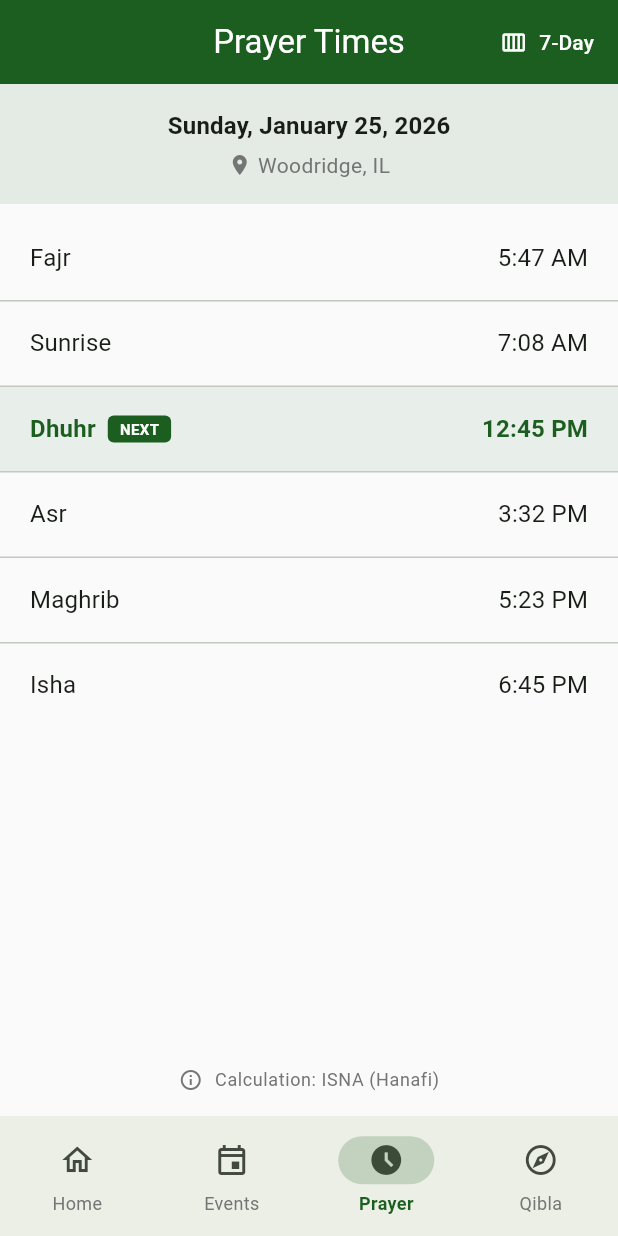
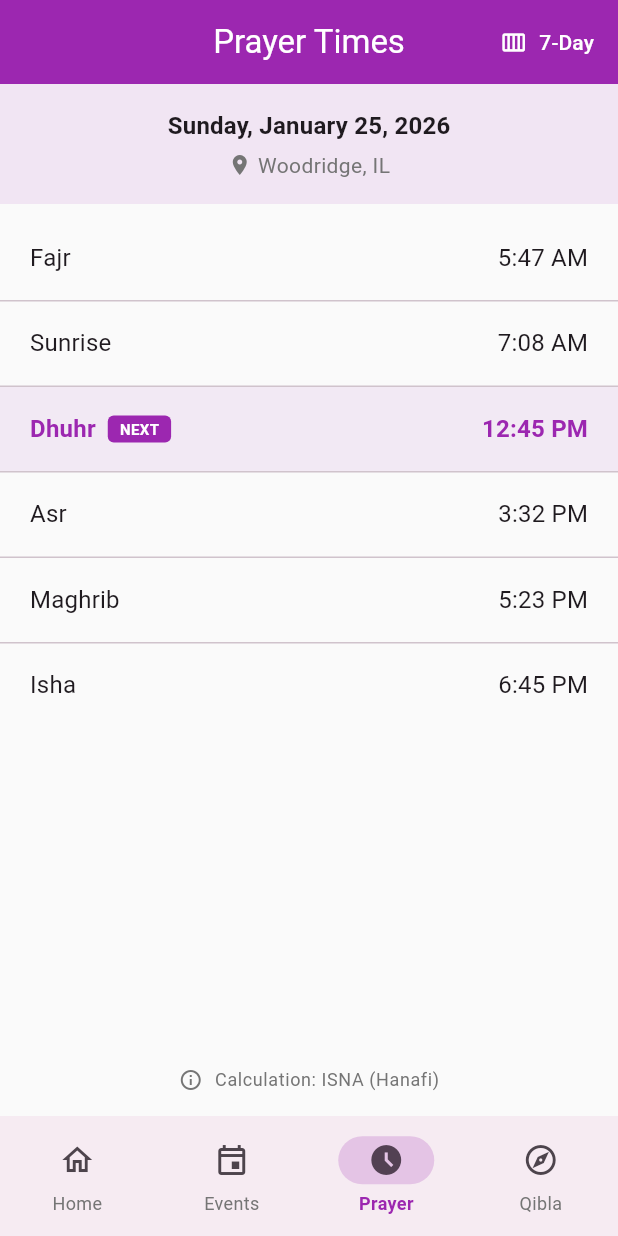
Before and after one commit to jumahamdan/qiam-institute-app, a Flutter app: the screen it shows after launch, item 3 of the bottom bar chosen, on a phone screen of 412 x 824 dp. Run offline on Flutter 3.47's test engine with Material 3 defaults, Android fonts, the phone set to English and light mode, and no system bars.

Commit message:
Add CI/CD pipeline and brand assets
- Add GitHub Actions workflow for build and Firebase App Distribution
- Configure Firebase/Google services in Android Gradle files
- Update theme to official Qiam brand colors (purple/navy)
- Add logo images (vertical, horizontal, white versions)

CI automatically builds on push and deploys to Firebase App Distribution

Co-Authored-By: Claude Opus 4.5 <noreply@anthropic.com>

```diff
--- a/lib/config/theme.dart
+++ b/lib/config/theme.dart
@@ -1,9 +1,10 @@
 import 'package:flutter/material.dart';
 
 class AppTheme {
-  // Qiam Institute brand colors (placeholder - update when brand assets received)
-  static const Color primaryColor = Color(0xFF1B5E20); // Deep green (Islamic)
-  static const Color secondaryColor = Color(0xFFD4AF37); // Gold accent
+  // Qiam Institute brand colors (from official logo)
+  static const Color primaryColor = Color(0xFF9C27B0); // Purple/Magenta
+  static const Color secondaryColor = Color(0xFF1A237E); // Navy blue
+  static const Color accentColor = Color(0xFFAB47BC); // Lighter purple
   static const Color backgroundColor = Color(0xFFFAFAFA);
   static const Color surfaceColor = Colors.white;
   static const Color textPrimary = Color(0xFF212121);
```
Also changed, not shown: assets/images/logo.png (added), assets/images/logo_horizontal.png (added), assets/images/logo_white.png (added), 3 other files.
